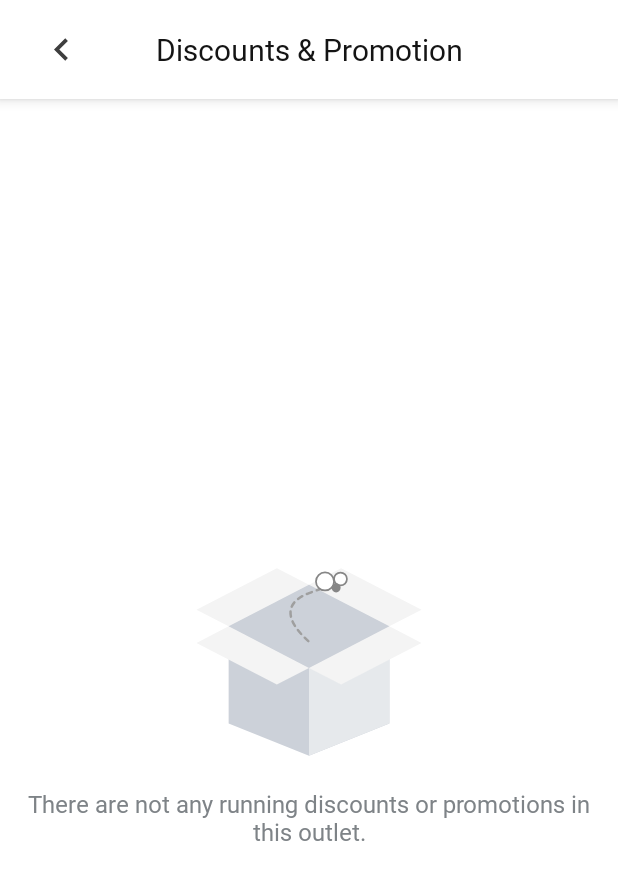
After one commit to sahilsingh-dsc/FabloSellerv, an Android app: the DiscountPromotionActivity screen opened directly, with no data from a screen before it, on a phone screen of 412 x 824 dp. The commit adds this screen. Shown: the top 880 px of the screen. Run offline under Robolectric (Android 15) with nearby library versions, the phone set to English and light mode, and no system bars.

```diff
--- a/app/src/main/java/com/myfablo/seller/manage/ManageActivity.java
+++ b/app/src/main/java/com/myfablo/seller/manage/ManageActivity.java
@@ -15,6 +15,7 @@ import com.myfablo.seller.common.BasicResponse;
 import com.myfablo.seller.databinding.ActivityManageBinding;
 import com.myfablo.seller.interfaces.OutletInterface;
 import com.myfablo.seller.manage.bank.BankActivity;
+import com.myfablo.seller.manage.discount.DiscountPromotionActivity;
 import com.myfablo.seller.manage.kyc.SellerKycActivity;
 import com.myfablo.seller.manage.menu.MenuActivity;
 import com.myfablo.seller.manage.orders.NewOrderBottomSheet;
@@ -61,6 +62,7 @@ public class ManageActivity extends AppCompatActivity implements View.OnClickLis
         binding.lhBank.setOnClickListener(this);
         binding.lhMenu.setOnClickListener(this);
         binding.lhSellerKys.setOnClickListener(this);
+        binding.lhDiscount.setOnClickListener(this);
         binding.switchOutletStatus.setOnCheckedChangeListener(this);
         getDefaultOutletData();
     }
@@ -120,6 +122,9 @@ public class ManageActivity extends AppCompatActivity implements View.OnClickLis
         } else if (view == binding.lhSellerKys) {
             Intent intent = new Intent(context, SellerKycActivity.class);
             startActivity(intent);
+        } else if (view == binding.lhDiscount) {
+            Intent intent = new Intent(context, DiscountPromotionActivity.class);
+            startActivity(intent);
         }
     }
 
--- /dev/null
+++ b/app/src/main/java/com/myfablo/seller/manage/discount/DiscountPromotionActivity.java
@@ -0,0 +1,36 @@
+package com.myfablo.seller.manage.discount;
+
+import androidx.appcompat.app.AppCompatActivity;
+
+import android.content.Context;
+import android.os.Bundle;
+import android.view.View;
+
+import com.myfablo.seller.databinding.ActivityDiscountPromotionBinding;
+
+public class DiscountPromotionActivity extends AppCompatActivity implements View.OnClickListener {
+
+    private ActivityDiscountPromotionBinding binding;
+    private Context context;
+
+    @Override
+    protected void onCreate(Bundle savedInstanceState) {
+        super.onCreate(savedInstanceState);
+        binding = ActivityDiscountPromotionBinding.inflate(getLayoutInflater());
+        View view = binding.getRoot();
+        setContentView(view);
+        context = DiscountPromotionActivity.this;
+        initView();
+    }
+
+    private void initView() {
+        binding.ivGoBack.setOnClickListener(this);
+    }
+
+    @Override
+    public void onClick(View view) {
+        if (view == binding.ivGoBack) {
+            onBackPressed();
+        }
+    }
+}
--- a/app/src/main/java/com/myfablo/seller/manage/menu/MenuActivity.java
+++ b/app/src/main/java/com/myfablo/seller/manage/menu/MenuActivity.java
@@ -43,8 +43,10 @@ public class MenuActivity extends AppCompatActivity implements View.OnClickListe
     }
 
     private void initView() {
+        binding.ivGoBack.setOnClickListener(this);
+        binding.cardAddMenu.setOnClickListener(this);
+
         binding.recyclerMenu.setLayoutManager(new LinearLayoutManager(context));
-        binding.ivGoBack.setOnClickListener(this);
         binding.lottieLoading.addAnimatorListener(new Animator.AnimatorListener() {
             @Override
             public void onAnimationStart(Animator animator) {
@@ -143,6 +145,8 @@ public class MenuActivity extends AppCompatActivity implements View.OnClickListe
     public void onClick(View view) {
         if (view == binding.ivGoBack) {
             onBackPressed();
+        } else if (view == binding.cardAddMenu) {
+
         }
     }
 }
--- /dev/null
+++ b/app/src/main/res/drawable/dot_outlet_status_offline.xml
@@ -0,0 +1,5 @@
+<?xml version="1.0" encoding="utf-8"?>
+<shape android:shape="oval"
+    xmlns:android="http://schemas.android.com/apk/res/android">
+    <solid android:color="@color/color_error"/>
+</shape>
--- /dev/null
+++ b/app/src/main/res/drawable/dot_outlet_status_online.xml
@@ -0,0 +1,5 @@
+<?xml version="1.0" encoding="utf-8"?>
+<shape android:shape="oval"
+    xmlns:android="http://schemas.android.com/apk/res/android">
+    <solid android:color="@color/color_primary"/>
+</shape>
--- a/app/src/main/res/drawable/ic_add.xml
+++ b/app/src/main/res/drawable/ic_add.xml
@@ -1,4 +1,4 @@
-<vector android:height="24dp" android:tint="#000000"
+<vector android:height="24dp" android:tint="#FFFFFF"
     android:viewportHeight="24" android:viewportWidth="24"
     android:width="24dp" xmlns:android="http://schemas.android.com/apk/res/android">
     <path android:fillColor="@android:color/white" android:pathData="M18,13h-5v5c0,0.55 -0.45,1 -1,1s-1,-0.45 -1,-1v-5H6c-0.55,0 -1,-0.45 -1,-1s0.45,-1 1,-1h5V6c0,-0.55 0.45,-1 1,-1s1,0.45 1,1v5h5c0.55,0 1,0.45 1,1s-0.45,1 -1,1z"/>
--- /dev/null
+++ b/app/src/main/res/layout/activity_discount_promotion.xml
@@ -0,0 +1,91 @@
+<?xml version="1.0" encoding="utf-8"?>
+<LinearLayout xmlns:android="http://schemas.android.com/apk/res/android"
+    xmlns:app="http://schemas.android.com/apk/res-auto"
+    xmlns:tools="http://schemas.android.com/tools"
+    android:layout_width="match_parent"
+    android:layout_height="match_parent"
+    android:orientation="vertical"
+    tools:context=".manage.discount.DiscountPromotionActivity">
+
+    <com.google.android.material.card.MaterialCardView
+        android:layout_width="match_parent"
+        android:layout_height="wrap_content"
+        app:cardCornerRadius="0dp"
+        app:cardElevation="5dp">
+
+        <LinearLayout
+            android:layout_width="match_parent"
+            android:layout_height="wrap_content"
+            android:paddingTop="8dp"
+            android:paddingBottom="8dp"
+            android:paddingStart="16dp"
+            android:paddingEnd="16dp"
+            android:gravity="center"
+            android:orientation="horizontal">
+
+            <ImageView
+                android:id="@+id/ivGoBack"
+                android:layout_width="50dp"
+                android:layout_height="50dp"
+                android:padding="10dp"
+                android:background="?android:selectableItemBackgroundBorderless"
+                android:src="@drawable/ic_fab_go_back"/>
+
+            <TextView
+                android:layout_width="0dp"
+                android:layout_height="wrap_content"
+                android:layout_weight="1"
+                android:layout_gravity="center"
+                android:text="Discounts &amp; Promotion"
+                android:gravity="center"
+                android:fontFamily="@font/google_sans_medium"
+                android:textColor="@color/color_text_title"
+                android:textSize="20sp"/>
+
+            <ImageView
+                android:layout_width="50dp"
+                android:layout_height="50dp" />
+
+
+        </LinearLayout>
+
+    </com.google.android.material.card.MaterialCardView>
+
+    <FrameLayout
+        android:layout_width="match_parent"
+        android:layout_height="match_parent">
+
+        <LinearLayout
+            android:id="@+id/lvNoData"
+            android:layout_width="match_parent"
+            android:layout_height="wrap_content"
+            android:layout_gravity="center"
+            android:layout_marginStart="16dp"
+            android:layout_marginEnd="16dp"
+            android:gravity="center"
+            android:orientation="vertical"
+            android:visibility="visible">
+
+            <com.airbnb.lottie.LottieAnimationView
+                android:id="@+id/lottieNoData"
+                android:layout_width="200dp"
+                android:layout_height="200dp"
+                app:lottie_loop="true"
+                app:lottie_autoPlay="true"
+                app:lottie_rawRes="@raw/lottie_no_data" />
+
+            <TextView
+                android:id="@+id/tvNoData"
+                android:layout_width="wrap_content"
+                android:layout_height="wrap_content"
+                android:gravity="center"
+                android:fontFamily="@font/google_sans_regular"
+                android:textColor="@color/color_text_description"
+                android:text="There are not any running discounts or promotions in this outlet."
+                android:textSize="16sp" />
+
+        </LinearLayout>
+
+    </FrameLayout>
+
+</LinearLayout>
```
Also changed, not shown: app/src/main/AndroidManifest.xml (+15 -1 lines), app/src/main/java/com/myfablo/seller/manage/menu/add/AddMenuActivity.java (added, +29 -0 lines), app/src/main/java/com/myfablo/seller/manage/menu/add/CategoryRecyclerAdapter.java (added, +34 -0 lines), app/src/main/res/drawable/ic_fab_discount.xml (added, +12 -0 lines), app/src/main/res/layout/activity_add_menu.xml (added, +69 -0 lines), app/src/main/res/layout/activity_home.xml (+5 -11 lines), app/src/main/res/layout/activity_manage.xml (+40 -0 lines), app/src/main/res/layout/activity_menu.xml (+19 -0 lines), app/src/main/res/drawable-v24/fab_logo.png (added), app/src/main/res/drawable-v24/fablo_logo.png (added), app/src/main/res/drawable/fab_logo.png (added), app/src/main/res/drawable/fablo_logo.png (added).
